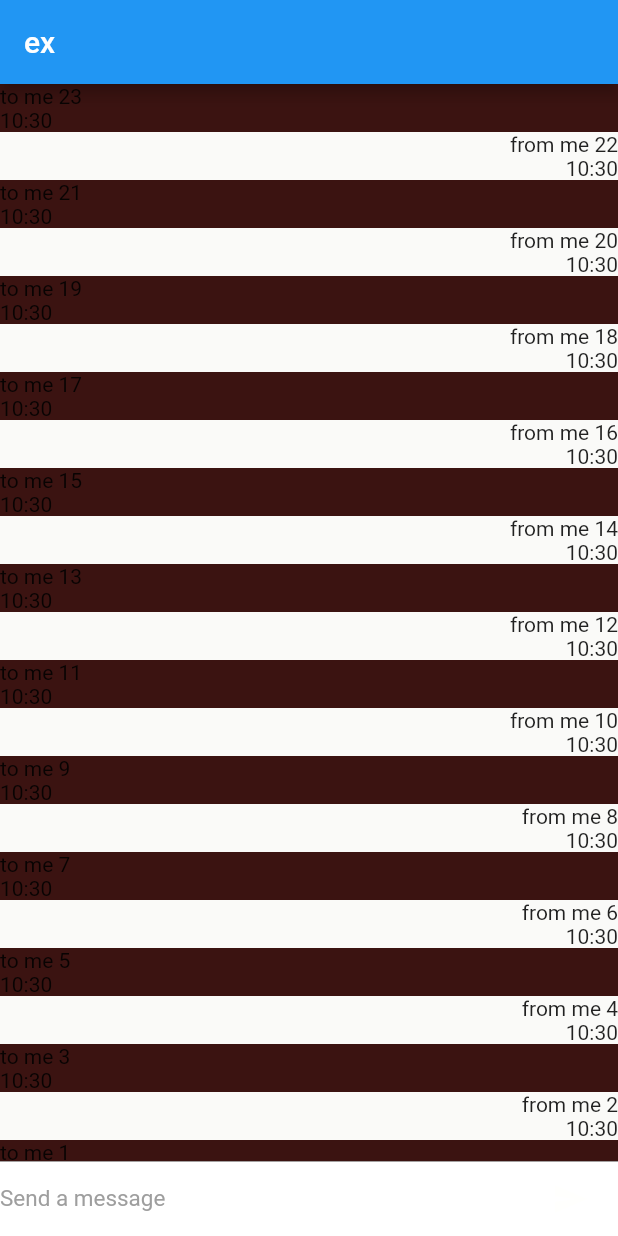
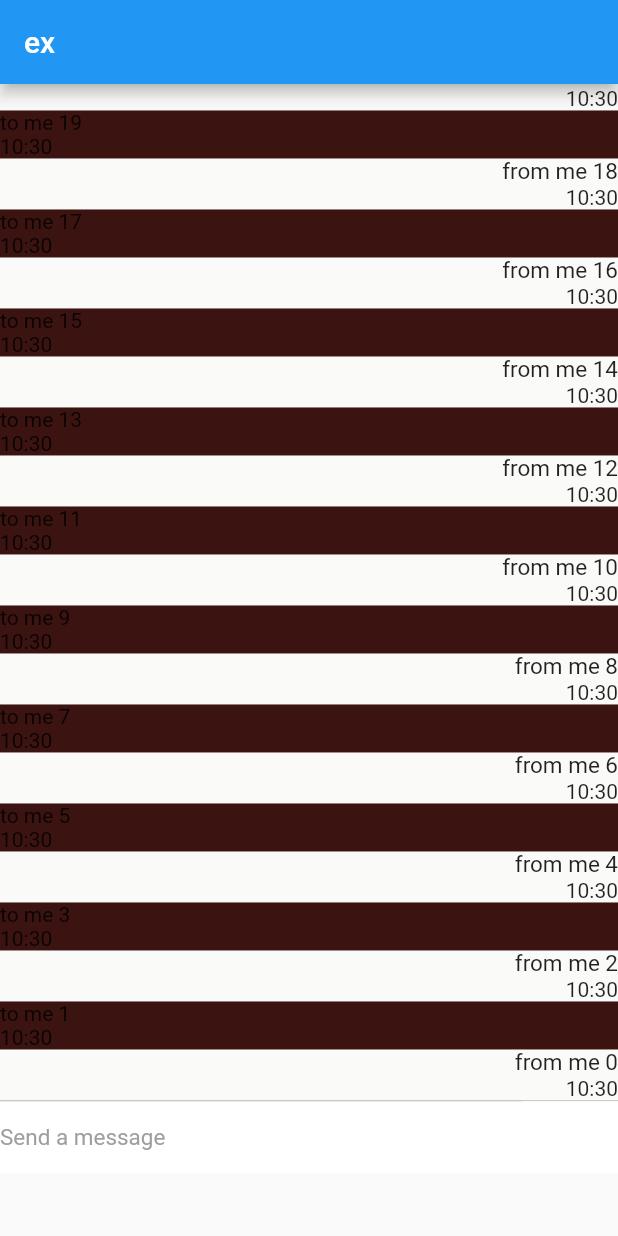
Before and after one commit to akudrinsky/ad_hoc_client, a Flutter app: the screen it shows after launch, on a phone screen of 412 x 824 dp. Run offline on Flutter 3.47's test engine with Material 2 defaults, Android fonts, the phone set to English and light mode, and no system bars.

Commit message:
more beautiful input box

```diff
--- a/lib/main.dart
+++ b/lib/main.dart
@@ -15,15 +15,20 @@ class MyApp extends StatelessWidget {
         appBar: AppBar(
           title: Text('ex'),
         ),
-        body: Stack(
+        body: Column(
           children: [
-            ListView.builder(
-              itemBuilder: (context, index) => MessageWidget(index),
-              reverse: true,
+            Flexible(
+              child: ListView.builder(
+                itemBuilder: (context, index) => MessageWidget(index),
+                reverse: true,
+              ),
+              flex: 15,
             ),
-            Center(
+            Flexible(
               child: InputWidgetWidget(),
+              flex: 2,
             ),
+            //Center(child: InputWidgetWidget(),),
           ],
         ),
       ),
--- a/lib/widgets/chat/InputWidget.dart
+++ b/lib/widgets/chat/InputWidget.dart
@@ -1,6 +1,5 @@
 import 'package:ad_hoc_client/config/Palette.dart';
 import 'package:flutter/material.dart';
-import 'package:ad_hoc_client/widgets/chat/InputWidget.dart';
 
 class InputWidgetWidget extends StatelessWidget {
   final TextEditingController textEditingController =
@@ -9,7 +8,7 @@ class InputWidgetWidget extends StatelessWidget {
   @override
   Widget build(BuildContext context) {
     return Align(
-      alignment: Alignment.bottomCenter,
+      alignment: Alignment.topCenter,
       child: Container(
         child: Row(
           children: [
@@ -40,13 +39,14 @@ class InputWidgetWidget extends StatelessWidget {
           ],
         ),
         width: double.infinity,
-        height: 50.0,
+        //height: 50.0,
         decoration: new BoxDecoration(
           border: new Border(
             top: new BorderSide(color: Palette.secondaryTextColor, width: 0.5),
           ),
           color: Colors.white,
         ),
+
       ),
     );
   }
--- a/lib/widgets/chat/MessageWidget.dart
+++ b/lib/widgets/chat/MessageWidget.dart
@@ -15,7 +15,7 @@ class MessageWidget extends StatelessWidget {
           children: [
             Row(
               children: [
-                Text('from me ${this.index}'),
+                Text('from me ${this.index}', style: TextStyle(fontSize: 15.0),),
               ],
               mainAxisAlignment: MainAxisAlignment.end,
             ),
```
